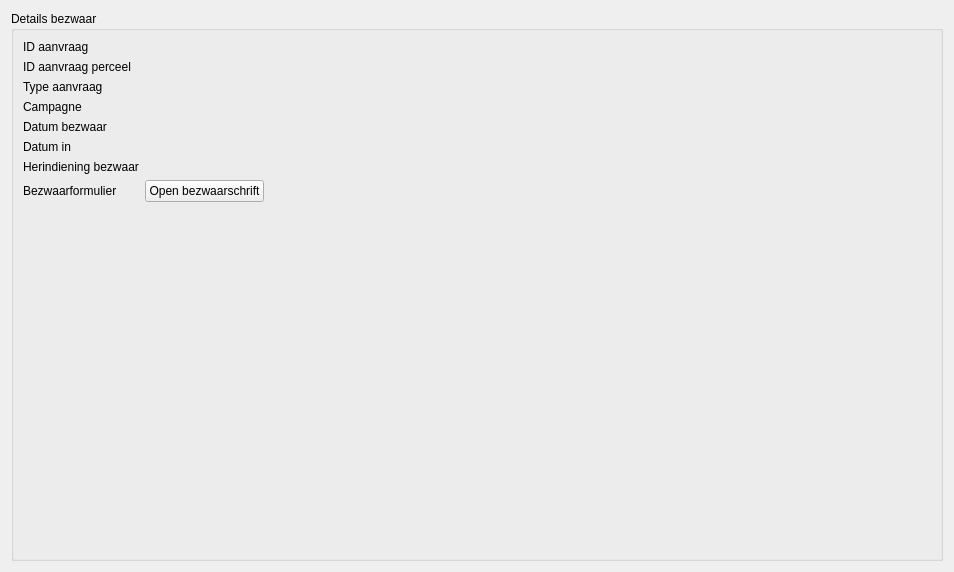
Before: the Qt Designer form parceleditwindow/ui_detailsobjection.ui in DOV-Vlaanderen/erosiebezwaren, drawn with Qt 5.
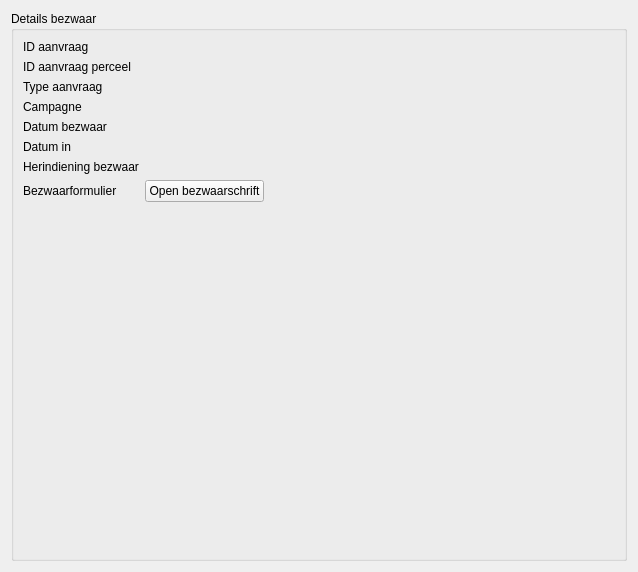
After: the same form once the commit is applied. Custom widgets are drawn as their Qt base class.

Diff of the .ui file:
```diff
--- a/parceleditwindow/ui_detailsobjection.ui
+++ b/parceleditwindow/ui_detailsobjection.ui
@@ -6,7 +6,7 @@
    <rect>
     <x>0</x>
     <y>0</y>
-    <width>954</width>
+    <width>638</width>
     <height>572</height>
    </rect>
   </property>
```
